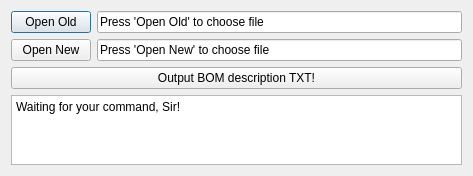
Before: the Qt Designer form MainDialog.ui in SeanWuLearner/DeltaBomEcnDescProducer, drawn with Qt 5.
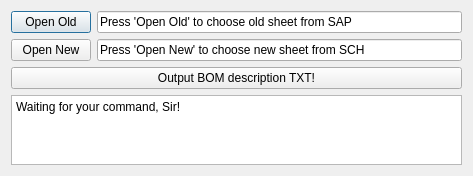
After: the same form once the commit is applied.

Commit message:
Implement the requirement v2
Brief description for requirement v2:
    The old BOM is extracted from SAP, which symbol SMT part with '*'
    The new BOM is extracted from SCH. By contrast, it has no '*' at all.
    But instead, it has the third column 'V' to indicate whether it is SMT part.

What changed in the file:
```diff
--- a/MainDialog.ui
+++ b/MainDialog.ui
@@ -28,7 +28,7 @@
        <item>
         <widget class="QLineEdit" name="lineEdit_oldFilePath">
          <property name="text">
-          <string>Press 'Open Old' to choose file</string>
+          <string>Press 'Open Old' to choose old sheet from SAP</string>
          </property>
         </widget>
        </item>
@@ -46,7 +46,7 @@
        <item>
         <widget class="QLineEdit" name="lineEdit_newFilePath">
          <property name="text">
-          <string>Press 'Open New' to choose file</string>
+          <string>Press 'Open New' to choose new sheet from SCH</string>
          </property>
         </widget>
        </item>
```
The commit also changes 2 other files.
